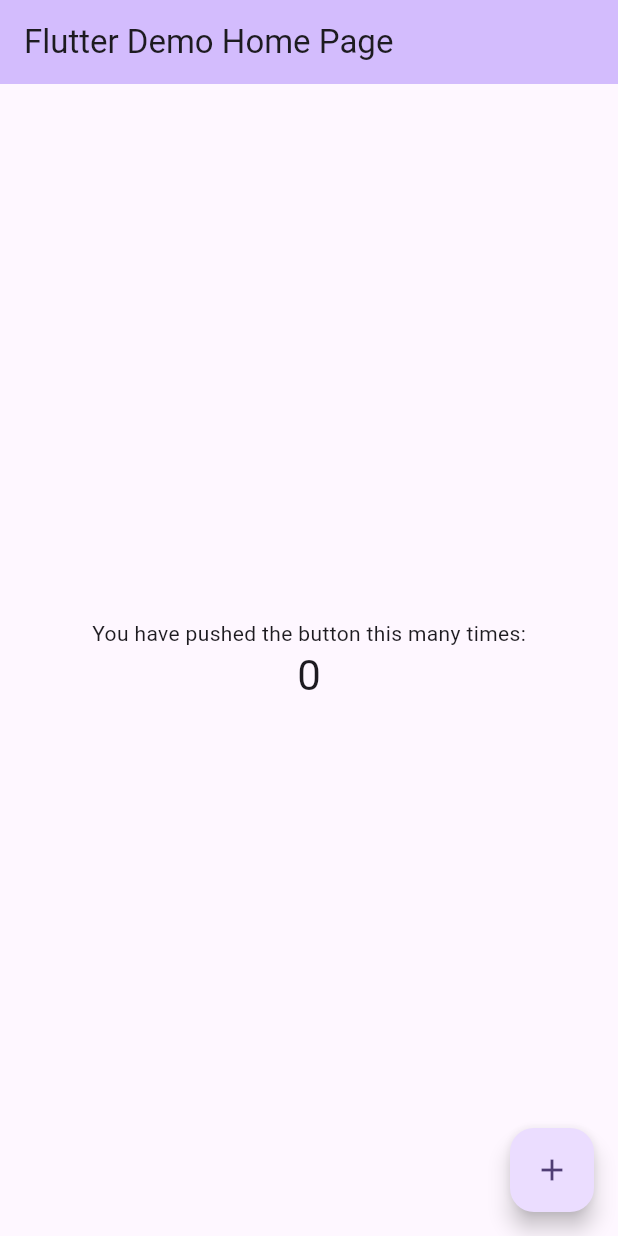
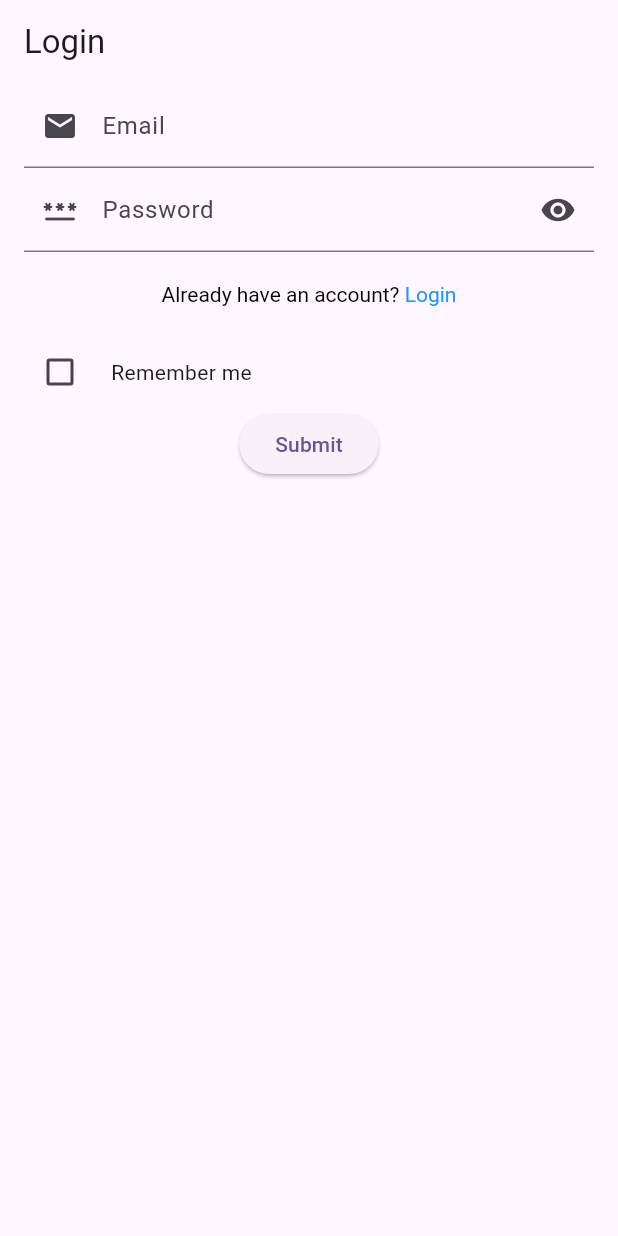
Before and after one commit to codeSG/Ecommerce, a Flutter app: the screen it shows after launch, on a phone screen of 412 x 824 dp. Run offline on Flutter 3.47's test engine with Material 3 defaults, Android fonts, the phone set to English and light mode, and no system bars; our stand-ins replace google_fonts, shared_preferences.

Commit message:
Login screen and home screen signup

```diff
--- /dev/null
+++ b/lib/constants/color.dart
@@ -0,0 +1,3 @@
+import 'package:flutter/material.dart';
+
+const Color primaryColor = Colors.purple;
--- a/lib/main.dart
+++ b/lib/main.dart
@@ -1,4 +1,7 @@
 import 'package:flutter/material.dart';
+import 'package:google_fonts/google_fonts.dart';
+
+import 'views/screens/login_screen.dart';
 
 void main() {
   runApp(const MyApp());
@@ -11,8 +14,10 @@ class MyApp extends StatelessWidget {
   @override
   Widget build(BuildContext context) {
     return MaterialApp(
-      title: 'Flutter Demo',
+      title: 'Flutter Ecommerce Application',
       theme: ThemeData(
+        //Setting Font Family for complete app
+        fontFamily: GoogleFonts.roboto().fontFamily,
         // This is the theme of your application.
         //
         // TRY THIS: Try running your application with "flutter run". You'll see
@@ -31,7 +36,7 @@ class MyApp extends StatelessWidget {
         colorScheme: ColorScheme.fromSeed(seedColor: Colors.deepPurple),
         useMaterial3: true,
       ),
-      home: const MyHomePage(title: 'Flutter Demo Home Page'),
+      home: const LoginScreen(),
     );
   }
 }
--- /dev/null
+++ b/lib/views/screens/login_screen.dart
@@ -0,0 +1,107 @@
+import 'package:flutter/gestures.dart';
+import 'package:flutter/material.dart';
+
+class LoginScreen extends StatefulWidget {
+  const LoginScreen({super.key});
+
+  @override
+  State<LoginScreen> createState() => _LoginScreenState();
+}
+
+class _LoginScreenState extends State<LoginScreen> {
+  bool _obscureText = true;
+  bool rememberMe = false;
+  final TextEditingController emailController = TextEditingController();
+  final TextEditingController passwordController = TextEditingController();
+  @override
+  Widget build(BuildContext context) {
+    return Scaffold(
+        appBar: AppBar(
+          title: const Text("Login"),
+        ),
+        body: SafeArea(
+          child: Padding(
+            padding: const EdgeInsets.symmetric(horizontal: 16.0),
+            child: Column(
+              children: [
+                TextFormField(
+                  controller: emailController,
+                  decoration: const InputDecoration(
+                    prefixIcon: Icon(Icons.email),
+                    labelText: "Email",
+                    hintText: "abc@gmail.com",
+                  ),
+                ),
+                TextFormField(
+                  controller: passwordController,
+                  obscureText: _obscureText,
+                  decoration: InputDecoration(
+                    prefixIcon: const Icon(Icons.password_rounded),
+                    labelText: "Password",
+                    hintText: "Password",
+                    suffixIcon: IconButton(
+                      icon: Icon(
+                        _obscureText ? Icons.visibility : Icons.visibility_off,
+                      ),
+                      onPressed: () {
+                        setState(() {
+                          _obscureText = !_obscureText;
+                        });
+                      },
+                    ),
+                  ),
+                  // validator: widget.validator,
+                ),
+                const SizedBox(
+                  height: 20,
+                ),
+                RichText(
+                  text: TextSpan(
+                    children: [
+                      const TextSpan(
+                        text: 'Already have an account? ',
+                        style: TextStyle(color: Colors.black),
+                      ),
+                      TextSpan(
+                        text: 'Login',
+                        style: const TextStyle(color: Colors.blue),
+                        recognizer: TapGestureRecognizer()
+                          ..onTap = () {
+                            // Navigate to the login page
+                          },
+                      ),
+                    ],
+                  ),
+                ),
+                const SizedBox(
+                  height: 20,
+                ),
+                Row(
+                  children: [
+                    Checkbox.adaptive(
+                        value: rememberMe,
+                        onChanged: (val) {
+                          setState(() {
+                            rememberMe = val!;
+                          });
+                        }),
+                    const SizedBox(
+                      width: 10,
+                    ),
+                    const Text("Remember me")
+                  ],
+                ),
+                ElevatedButton(onPressed: () {}, child: const Text("Submit"))
+              ],
+            ),
+          ),
+        ));
+  }
+
+  @override
+  void dispose() {
+    emailController.clear();
+    passwordController.clear();
+    super.dispose();
+  }
+}
--- a/pubspec.yaml
+++ b/pubspec.yaml
@@ -35,6 +35,8 @@ dependencies:
   # The following adds the Cupertino Icons font to your application.
   # Use with the CupertinoIcons class for iOS style icons.
   cupertino_icons: ^1.0.6
+  shared_preferences: ^2.2.3
+  google_fonts: ^6.2.1
 
 dev_dependencies:
   flutter_test:
```
Also changed, not shown: lib/services/shared_prefs.dart (added, +41 -0 lines), lib/views/screens/home_screen.dart (added, +10 -0 lines), lib/views/screens/signup_screen.dart (added), pubspec.lock, 10 other files.
